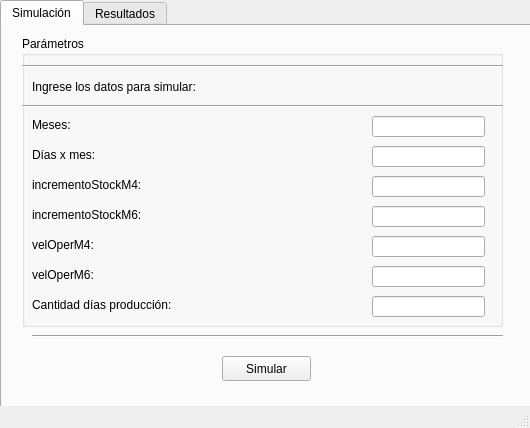
brunohughes/MyS-FabricaDeMesas, file window.ui: the form before one commit.
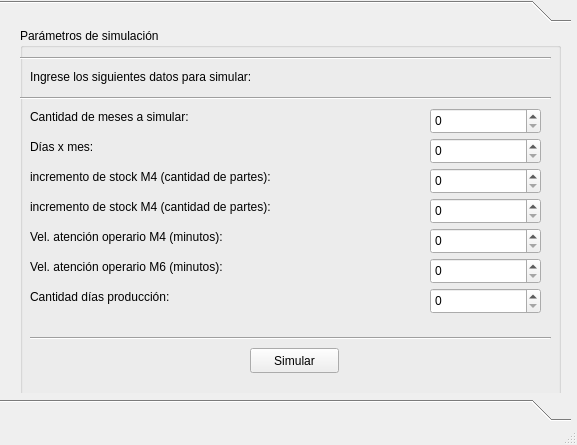
The form after the commit.

The edit to the form file:
```diff
--- a/window.ui
+++ b/window.ui
@@ -6,8 +6,8 @@
    <rect>
     <x>0</x>
     <y>0</y>
-    <width>530</width>
-    <height>428</height>
+    <width>577</width>
+    <height>445</height>
    </rect>
   </property>
   <property name="windowTitle">
@@ -17,7 +17,7 @@
    <property name="layoutDirection">
     <enum>Qt::LeftToRight</enum>
    </property>
-   <widget class="QTabWidget" name="tabWidget">
+   <widget class="QToolBox" name="toolBox">
     <property name="geometry">
      <rect>
       <x>0</x>
@@ -26,36 +26,41 @@
       <height>421</height>
      </rect>
     </property>
-    <property name="currentIndex">
-     <number>0</number>
-    </property>
-    <widget class="QWidget" name="tabSuavizado">
-     <attribute name="title">
-      <string>Simulación</string>
+    <widget class="QWidget" name="toolBoxPage1">
+     <property name="geometry">
+      <rect>
+       <x>0</x>
+       <y>0</y>
+       <width>571</width>
+       <height>359</height>
+      </rect>
+     </property>
+     <attribute name="label">
+      <string/>
      </attribute>
      <widget class="QGroupBox" name="groupBox">
       <property name="geometry">
        <rect>
         <x>20</x>
-        <y>10</y>
-        <width>481</width>
-        <height>291</height>
+        <y>0</y>
+        <width>541</width>
+        <height>371</height>
        </rect>
       </property>
       <property name="title">
-       <string>Parámetros</string>
+       <string>Parámetros de simulación</string>
       </property>
       <widget class="QLabel" name="label_0">
        <property name="geometry">
         <rect>
          <x>10</x>
          <y>40</y>
-         <width>231</width>
-         <height>21</height>
+         <width>279</width>
+         <height>17</height>
         </rect>
        </property>
        <property name="text">
-        <string>Ingrese los datos para simular:</string>
+        <string>Ingrese los siguientes datos para simular:</string>
        </property>
       </widget>
       <widget class="QLabel" name="label_1">
@@ -63,12 +68,12 @@
         <rect>
          <x>10</x>
          <y>80</y>
-         <width>66</width>
+         <width>251</width>
          <height>17</height>
         </rect>
        </property>
        <property name="text">
-        <string>Meses:</string>
+        <string>Cantidad de meses a simular:</string>
        </property>
       </widget>
       <widget class="QLabel" name="label_2">
@@ -76,7 +81,7 @@
         <rect>
          <x>10</x>
          <y>110</y>
-         <width>66</width>
+         <width>191</width>
          <height>17</height>
         </rect>
        </property>
@@ -89,12 +94,12 @@
         <rect>
          <x>10</x>
          <y>200</y>
-         <width>131</width>
+         <width>311</width>
          <height>17</height>
         </rect>
        </property>
        <property name="text">
-        <string>velOperM4:</string>
+        <string>Vel. atención operario M4 (minutos):</string>
        </property>
       </widget>
       <widget class="QLabel" name="label_3">
@@ -102,12 +107,12 @@
         <rect>
          <x>10</x>
          <y>140</y>
-         <width>151</width>
+         <width>331</width>
          <height>17</height>
         </rect>
        </property>
        <property name="text">
-        <string>incrementoStockM4:</string>
+        <string>incremento de stock M4 (cantidad de partes):</string>
        </property>
       </widget>
       <widget class="QLabel" name="label_4">
@@ -115,72 +120,12 @@
         <rect>
          <x>10</x>
          <y>170</y>
-         <width>141</width>
+         <width>311</width>
          <height>17</height>
         </rect>
        </property>
        <property name="text">
-        <string>incrementoStockM6:</string>
-       </property>
-      </widget>
-      <widget class="QLineEdit" name="lineEdit_exp">
-       <property name="geometry">
-        <rect>
-         <x>350</x>
-         <y>80</y>
-         <width>113</width>
-         <height>21</height>
-        </rect>
-       </property>
-      </widget>
-      <widget class="QLineEdit" name="lineEdit_dias">
-       <property name="geometry">
-        <rect>
-         <x>350</x>
-         <y>110</y>
-         <width>113</width>
-         <height>21</height>
-        </rect>
-       </property>
-      </widget>
-      <widget class="QLineEdit" name="lineEdit_incrementoM4">
-       <property name="geometry">
-        <rect>
-         <x>350</x>
-         <y>140</y>
-         <width>113</width>
-         <height>21</height>
-        </rect>
-       </property>
-      </widget>
-      <widget class="QLineEdit" name="lineEdit_incrementoM6">
-       <property name="geometry">
-        <rect>
-         <x>350</x>
-         <y>170</y>
-         <width>113</width>
-         <height>21</height>
-        </rect>
-       </property>
-      </widget>
-      <widget class="QLineEdit" name="lineEdit_velOperM4">
-       <property name="geometry">
-        <rect>
-         <x>350</x>
-         <y>200</y>
-         <width>113</width>
-         <height>21</height>
-        </rect>
-       </property>
-      </widget>
-      <widget class="QLineEdit" name="lineEdit_velOperM6">
-       <property name="geometry">
-        <rect>
-         <x>350</x>
-         <y>230</y>
-         <width>113</width>
-         <height>21</height>
-        </rect>
+        <string>incremento de stock M4 (cantidad de partes):</string>
        </property>
       </widget>
       <widget class="Line" name="line_1">
@@ -188,7 +133,7 @@
         <rect>
          <x>0</x>
          <y>20</y>
-         <width>481</width>
+         <width>531</width>
          <height>20</height>
         </rect>
        </property>
@@ -201,7 +146,7 @@
         <rect>
          <x>0</x>
          <y>60</y>
-         <width>481</width>
+         <width>531</width>
          <height>20</height>
         </rect>
        </property>
@@ -209,12 +154,25 @@
         <enum>Qt::Horizontal</enum>
        </property>
       </widget>
+      <widget class="QLabel" name="label_6">
+       <property name="geometry">
+        <rect>
+         <x>10</x>
+         <y>230</y>
+         <width>311</width>
+         <height>17</height>
+        </rect>
+       </property>
+       <property name="text">
+        <string>Vel. atención operario M6 (minutos):</string>
+       </property>
+      </widget>
       <widget class="QLabel" name="label_7">
        <property name="geometry">
         <rect>
          <x>10</x>
          <y>260</y>
-         <width>201</width>
+         <width>301</width>
          <height>17</height>
         </rect>
        </property>
@@ -222,23 +180,96 @@
         <string>Cantidad días producción:</string>
        </property>
       </widget>
-      <widget class="QLineEdit" name="lineEdit_diasProd">
+      <widget class="QSpinBox" name="lineEdit_exp">
        <property name="geometry">
         <rect>
-         <x>350</x>
+         <x>410</x>
+         <y>80</y>
+         <width>111</width>
+         <height>26</height>
+        </rect>
+       </property>
+      </widget>
+      <widget class="QSpinBox" name="lineEdit_dias">
+       <property name="geometry">
+        <rect>
+         <x>410</x>
+         <y>110</y>
+         <width>111</width>
+         <height>26</height>
+        </rect>
+       </property>
+      </widget>
+      <widget class="QSpinBox" name="lineEdit_incrementoM4">
+       <property name="geometry">
+        <rect>
+         <x>410</x>
+         <y>140</y>
+         <width>111</width>
+         <height>26</height>
+        </rect>
+       </property>
+      </widget>
+      <widget class="QSpinBox" name="lineEdit_incrementoM6">
+       <property name="geometry">
+        <rect>
+         <x>410</x>
+         <y>170</y>
+         <width>111</width>
+         <height>26</height>
+        </rect>
+       </property>
+      </widget>
+      <widget class="QSpinBox" name="lineEdit_velOperM4">
+       <property name="geometry">
+        <rect>
+         <x>410</x>
+         <y>200</y>
+         <width>111</width>
+         <height>26</height>
+        </rect>
+       </property>
+      </widget>
+      <widget class="QSpinBox" name="lineEdit_velOperM6">
+       <property name="geometry">
+        <rect>
+         <x>410</x>
+         <y>230</y>
+         <width>111</width>
+         <height>26</height>
+        </rect>
+       </property>
+      </widget>
+      <widget class="QSpinBox" name="lineEdit_diasProd">
+       <property name="geometry">
+        <rect>
+         <x>410</x>
          <y>260</y>
-         <width>113</width>
-         <height>21</height>
+         <width>111</width>
+         <height>26</height>
         </rect>
        </property>
       </widget>
+      <widget class="QPushButton" name="btnSimulacion">
+       <property name="geometry">
+        <rect>
+         <x>230</x>
+         <y>320</y>
+         <width>89</width>
+         <height>25</height>
+        </rect>
+       </property>
+       <property name="text">
+        <string>Simular</string>
+       </property>
+      </widget>
      </widget>
      <widget class="Line" name="line_3">
       <property name="geometry">
        <rect>
         <x>30</x>
         <y>300</y>
-        <width>471</width>
+        <width>521</width>
         <height>20</height>
        </rect>
       </property>
@@ -246,36 +277,18 @@
        <enum>Qt::Horizontal</enum>
       </property>
      </widget>
-     <widget class="QLabel" name="label_6">
-      <property name="geometry">
-       <rect>
-        <x>30</x>
-        <y>240</y>
-        <width>131</width>
-        <height>17</height>
-       </rect>
-      </property>
-      <property name="text">
-       <string>velOperM6:</string>
-      </property>
-     </widget>
-     <widget class="QPushButton" name="btnSimulacion">
-      <property name="geometry">
-       <rect>
-        <x>220</x>
-        <y>330</y>
-        <width>89</width>
-        <height>25</height>
-       </rect>
-      </property>
-      <property name="text">
-       <string>Simular</string>
-      </property>
-     </widget>
     </widget>
-    <widget class="QWidget" name="tabResultados">
-     <attribute name="title">
-      <string>Resultados</string>
+    <widget class="QWidget" name="toolBoxPage2">
+     <property name="geometry">
+      <rect>
+       <x>0</x>
+       <y>0</y>
+       <width>571</width>
+       <height>359</height>
+      </rect>
+     </property>
+     <attribute name="label">
+      <string/>
      </attribute>
      <widget class="QGroupBox" name="groupBox_3">
       <property name="geometry">
```
Left out of the diff: 90 changed lines with no effect on the pictures.
